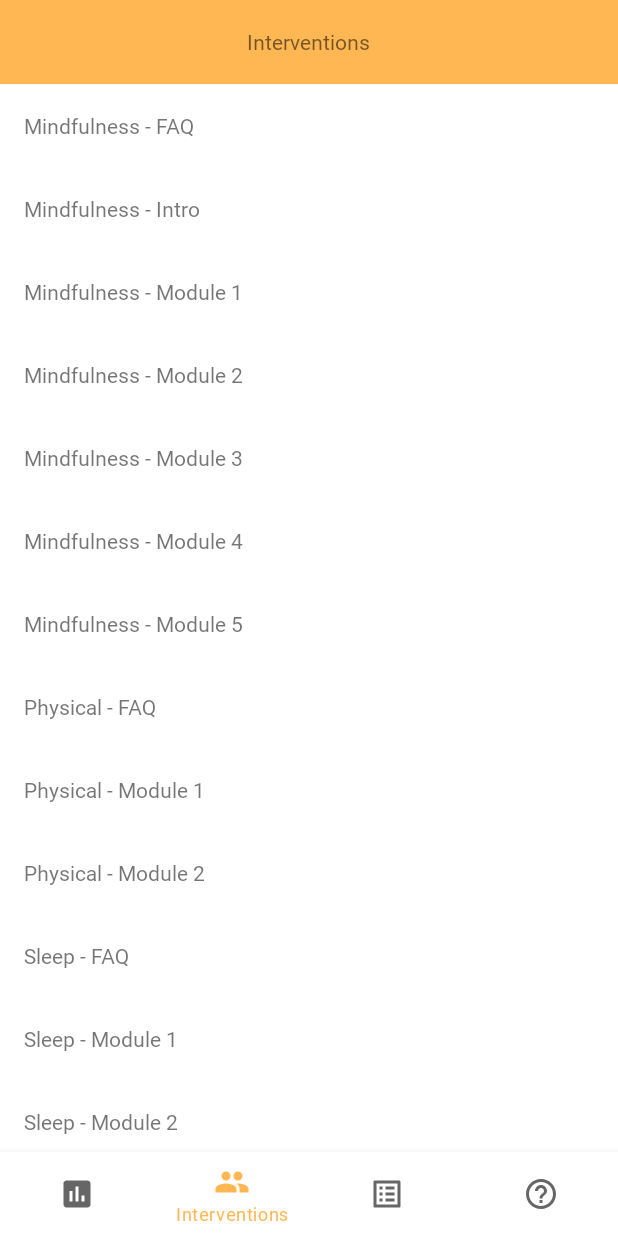
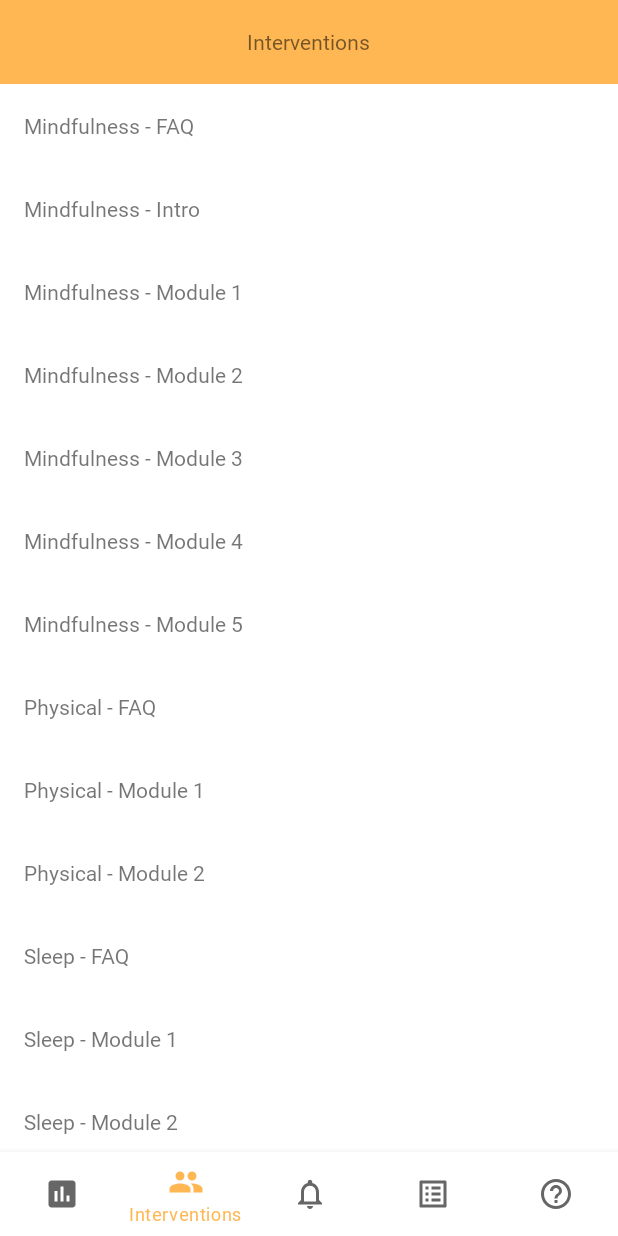
Before and after one commit to siddharthchughs/Companydemo, an Android app: the screen it shows after launch (MainActivity), item 2 of the bottom bar chosen, on a phone screen of 412 x 824 dp. Run offline under Robolectric (Android 15) with nearby library versions, the light colour scheme and no system bars; our stand-ins replace navigation-ui.

Commit message:
NEW: Add notification components

```diff
--- /dev/null
+++ b/Android/app/src/main/res/drawable-v24/ic_baseline_notifications_24.xml
@@ -0,0 +1,10 @@
+<vector xmlns:android="http://schemas.android.com/apk/res/android"
+    android:width="24dp"
+    android:height="24dp"
+    android:viewportWidth="24"
+    android:viewportHeight="24"
+    android:tint="?attr/colorControlNormal">
+  <path
+      android:fillColor="@android:color/white"
+      android:pathData="M12,22c1.1,0 2,-0.9 2,-2h-4c0,1.1 0.9,2 2,2zM18,16v-5c0,-3.07 -1.63,-5.64 -4.5,-6.32L13.5,4c0,-0.83 -0.67,-1.5 -1.5,-1.5s-1.5,0.67 -1.5,1.5v0.68C7.64,5.36 6,7.92 6,11v5l-2,2v1h16v-1l-2,-2zM16,17L8,17v-6c0,-2.48 1.51,-4.5 4,-4.5s4,2.02 4,4.5v6z"/>
+</vector>
--- a/Android/app/src/main/res/menu/bottom_navigation_menu.xml
+++ b/Android/app/src/main/res/menu/bottom_navigation_menu.xml
@@ -9,6 +9,10 @@
         android:icon="@drawable/ic_baseline_people_24"
         android:title="@string/intervention_label" />
     <item
+        android:id="@+id/navigation_notifications"
+        android:icon="@drawable/ic_baseline_notifications_24"
+        android:title="@string/notification_label" />
+    <item
         android:id="@+id/navigation_overview"
         android:icon="@drawable/ic_baseline_list_alt_24"
         android:title="@string/overview_label" />
--- a/Android/app/src/main/res/navigation/app_navigation.xml
+++ b/Android/app/src/main/res/navigation/app_navigation.xml
@@ -18,6 +18,12 @@
         tools:layout="@layout/fragment_list" />
 
     <fragment
+        android:id="@+id/navigation_notifications"
+        android:name="ai.a2i2.surveyjstheming.NotificationsListFragment"
+        android:label="@string/notification_label"
+        tools:layout="@layout/fragment_list" />
+
+    <fragment
         android:id="@+id/navigation_overview"
         android:name="ai.a2i2.surveyjstheming.OverviewFragment"
         android:label="@string/overview_label"
--- a/Android/app/src/main/res/values/strings.xml
+++ b/Android/app/src/main/res/values/strings.xml
@@ -5,6 +5,7 @@
     <string name="button_no">No</string>
     <string name="survey_label">Surveys</string>
     <string name="intervention_label">Interventions</string>
+    <string name="notification_label">Notifications</string>
     <string name="gethelp_label">Get help</string>
     <string name="title_activity_intervention">InterventionActivity</string>
     <!-- TODO: Remove or change this placeholder text -->
```
Also changed, not shown: Android/app/src/main/java/ai/a2i2/surveyjstheming/NotificationDialogFragment.java (added, +101 -0 lines), Android/app/src/main/java/ai/a2i2/surveyjstheming/NotificationsListFragment.kt (added, +41 -0 lines), Android/app/src/main/java/ai/a2i2/surveyjstheming/adapters/NotificationArrayAdapter.java (added, +64 -0 lines).
